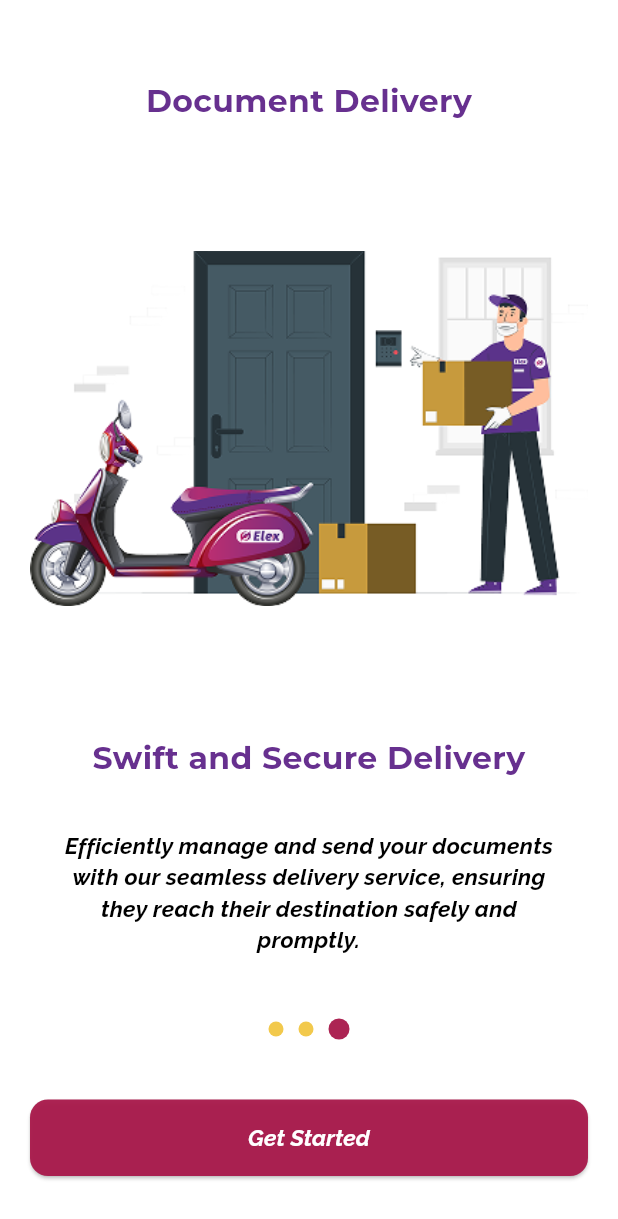
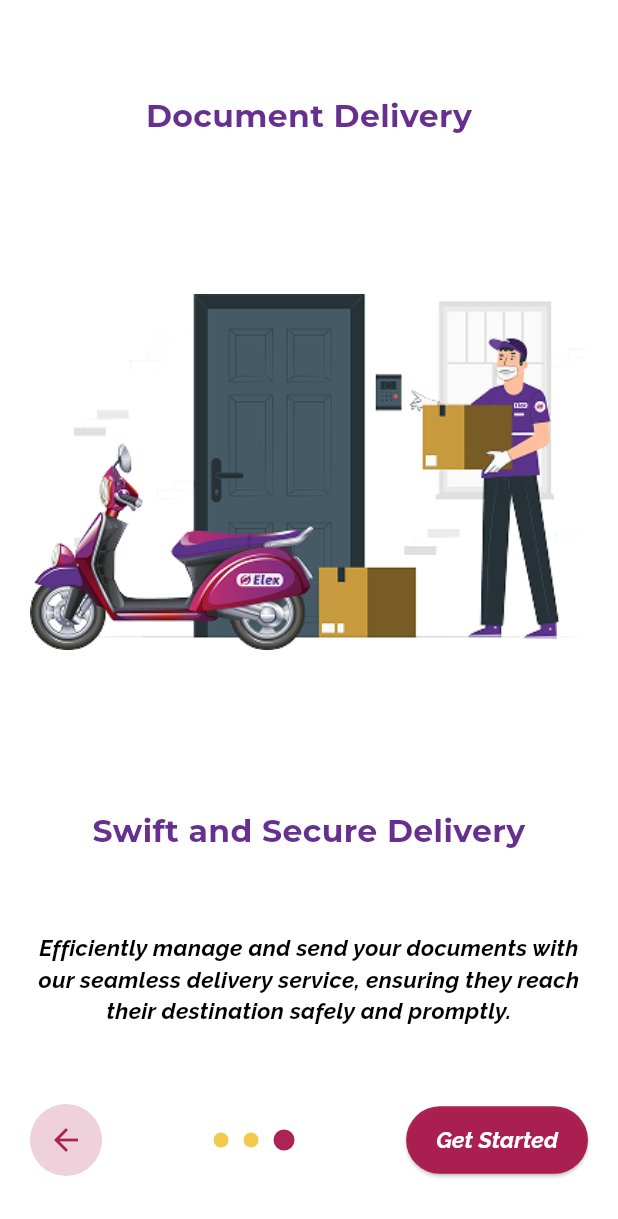
Before and after one commit to Melak-12/elex_driver, a Flutter app: the screen it shows after launch, after a tap on "Skip", on a phone screen of 412 x 824 dp. Shown: the top 1219 px of the screen. Run offline on Flutter 3.47's test engine with Material 3 defaults, Android fonts, the phone set to English and light mode, and no system bars; our stand-ins replace go_router, image_picker, intl_phone_field, location, permission_handler; missing offline and left inert: live_indicator, mapbox_maps_flutter; network calls fail.

Commit message:
Refactor onboarding navigation and update splash screen; add missing const constructors and fix asset paths

```diff
--- a/lib/onboarding_screen.dart
+++ b/lib/onboarding_screen.dart
@@ -24,8 +24,15 @@
     }
   }
 
-  void _skip() {
-    _pageController.jumpToPage(2);
+  void _prevPage() {
+    if (_currentPage > 0) {
+      _pageController.previousPage(
+          duration: const Duration(milliseconds: 500), curve: Curves.ease);
+    }
+  }
+
+  void _finishOnboarding() {
+    context.go(login);
   }
 
   @override
@@ -45,7 +52,7 @@
                 alignment: Alignment.topRight,
                 child: _currentPage < 2
                     ? TextButton(
-                        onPressed: _skip,
+                        onPressed: () => _pageController.jumpToPage(2),
                         child: const Text(
                           "Skip",
                           style: TextStyle(
@@ -87,27 +94,10 @@
                 ),
               ),
               const SizedBox(height: 30),
-              Row(
-                mainAxisAlignment: MainAxisAlignment.center,
-                children: List.generate(3, (index) => _buildDot(index)),
-              ),
-              const SizedBox(height: 40),
-              SizedBox(
-                width: double.infinity,
-                child: ElevatedButton(
-                  onPressed: _currentPage == 2 ? _finishOnboarding : _nextPage,
-                  style: ElevatedButton.styleFrom(
-                    padding: const EdgeInsets.symmetric(vertical: 15),
-                    backgroundColor: AppColors.primary2,
-                    shape: RoundedRectangleBorder(
-                        borderRadius: BorderRadius.circular(12)),
-                  ),
-                  child: Text(
-                    _currentPage == 2 ? "Get Started" : "Learn More",
-                    style: AppTextStyles.buttonText,
-                  ),
-                ),
-              ),
+
+              // Navigation Buttons (Prev, Dots, Next)
+              _buildNavigationButtons(),
+
               const SizedBox(height: 40),
             ],
           ),
@@ -116,6 +106,7 @@
     );
   }
 
+  // Onboarding Page UI
   Widget _buildOnboardingPage(
       String imagePath, String title, String subTitle, String description) {
     return Column(
@@ -141,7 +132,7 @@
         ),
         const SizedBox(height: 10),
         Padding(
-          padding: const EdgeInsets.symmetric(horizontal: 20),
+          padding: const EdgeInsets.symmetric(horizontal: 2),
           child: Text(
             description,
             style: AppTextStyles.bodyText2,
@@ -152,6 +143,7 @@
     );
   }
 
+  // Navigation Dots
   Widget _buildDot(int index) {
     return Container(
       margin: const EdgeInsets.symmetric(horizontal: 5),
@@ -164,7 +156,57 @@
     );
   }
 
-  void _finishOnboarding() {
-    context.go(login);
+  // Navigation Buttons (Prev, Dots, Next/Get Started)
+  Widget _buildNavigationButtons() {
+    return Row(
+      mainAxisAlignment: MainAxisAlignment.spaceBetween,
+      children: [
+        _currentPage > 0
+            ? GestureDetector(
+                onTap: _prevPage,
+                child: Container(
+                  padding: const EdgeInsets.all(12),
+                  decoration: BoxDecoration(
+                    shape: BoxShape.circle,
+                    color: AppColors.primary2.withOpacity(0.2),
+                  ),
+                  child: const Icon(Icons.arrow_back, color: AppColors.primary2),
+                ),
+              )
+            : const SizedBox(width: 50),
+        Row(
+          mainAxisAlignment: MainAxisAlignment.center,
+          children: List.generate(3, (index) => _buildDot(index)),
+        ),
+
+        _currentPage == 2
+            ? ElevatedButton(
+                onPressed: _finishOnboarding,
+                style: ElevatedButton.styleFrom(
+                  backgroundColor: AppColors.primary2,
+                  shape: RoundedRectangleBorder(
+                    borderRadius: BorderRadius.circular(30),
+                  ),
+                  padding: const EdgeInsets.symmetric(horizontal: 20, vertical: 12),
+                ),
+                child:  Text(
+                  "Get Started",
+                  style: AppTextStyles.bodyText2.copyWith(color: Colors.white),
+                ),
+              )
+            : GestureDetector(
+                onTap: _nextPage,
+                child: Container(
+                  padding: const EdgeInsets.all(12),
+                  decoration: BoxDecoration(
+                    shape: BoxShape.circle,
+                    color: AppColors.primary2.withOpacity(0.2),
+                  ),
+                  child: const Icon(Icons.arrow_forward, color: AppColors.primary2),
+                ),
+              ),
+      ],
+    );
   }
+
 }
--- a/lib/routes/app_router.dart
+++ b/lib/routes/app_router.dart
@@ -25,7 +25,7 @@
   initialLocation: splash,
   routes: [
     GoRoute(path: onBoarding, builder: (context, state) => const OnboardingScreen()),
-    GoRoute(path: splash, builder: (context, state) =>  SplashScreen()),
+    GoRoute(path: splash, builder: (context, state) =>  const SplashScreen()),
     GoRoute(path: layout, builder: (context, state) => const MainLayout()),
     GoRoute(path: login, builder: (context, state) => const LoginPage()),
     GoRoute(path: signUp, builder: (context, state) => const SignupPage()),
--- a/lib/splash.dart
+++ b/lib/splash.dart
@@ -4,6 +4,8 @@
 import 'package:go_router/go_router.dart';
 
 class SplashScreen extends StatefulWidget {
+  const SplashScreen({super.key});
+
   @override
   _SplashScreenState createState() => _SplashScreenState();
 }
@@ -76,7 +78,7 @@
               borderRadius: BorderRadius.circular(
                   50), // Half of width and height to make it circular
               child: Image.asset(
-                'assets/images/Logo mark2.png',
+                'assets/images/logo3.png',
                 width: 100,
                 height: 100,
                 fit: BoxFit.cover,
```
Also changed, not shown: pubspec.yaml (+10 -10 lines), assets/images/logo3.png (added), assets/images/logoo.png (added), pubspec.lock.
